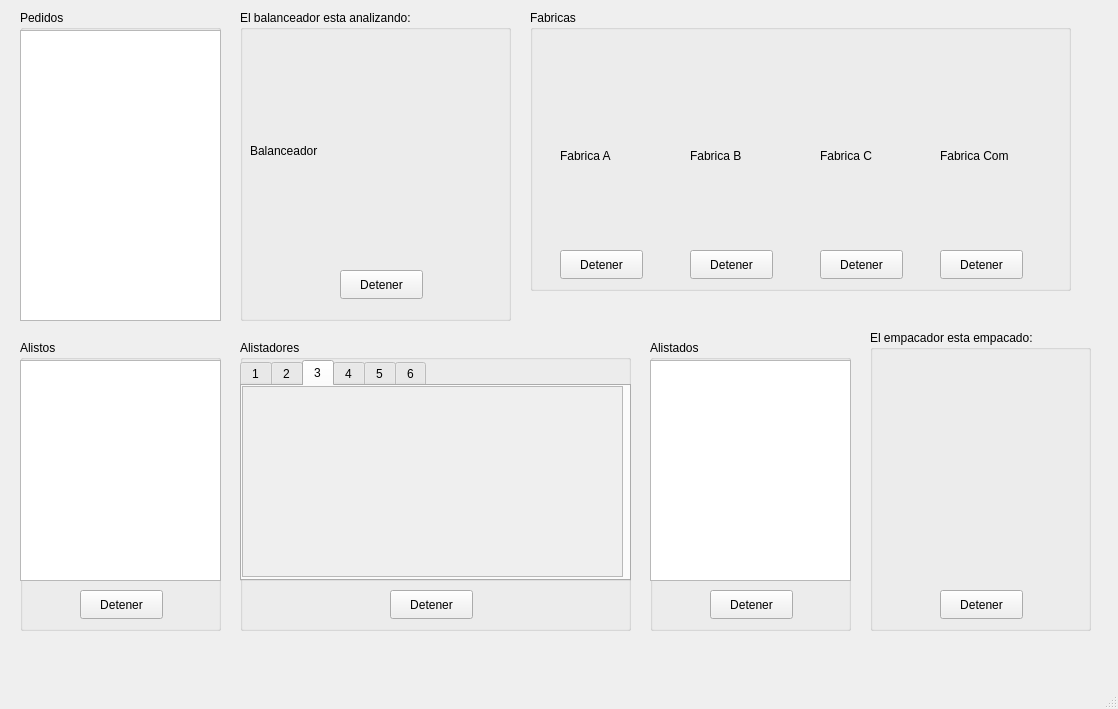
First picture: the form in mainwindow.ui, repository Josue-Echeverria/ProyectoED1, before the edit.
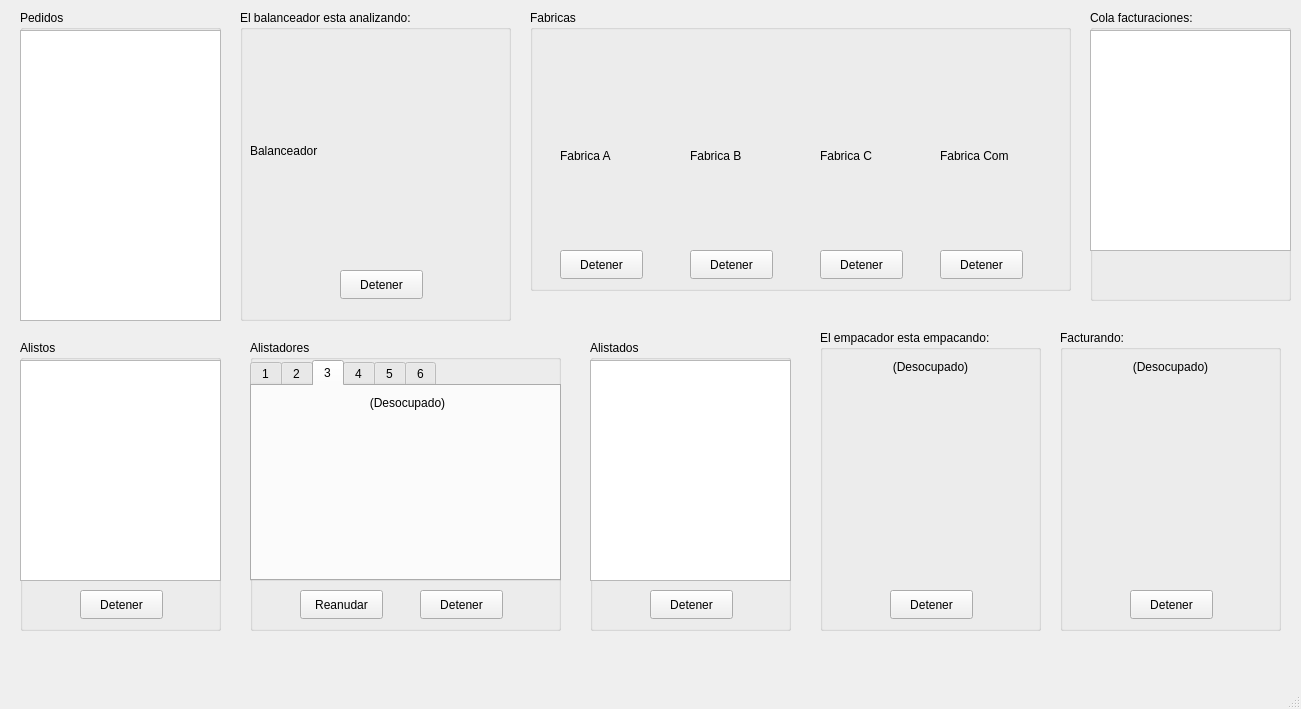
Second picture: the form after the edit. The open tabs and pages were chosen to show the change.

Patch:
```diff
--- a/mainwindow.ui
+++ b/mainwindow.ui
@@ -6,7 +6,7 @@
    <rect>
     <x>0</x>
     <y>0</y>
-    <width>1118</width>
+    <width>1301</width>
     <height>709</height>
    </rect>
   </property>
@@ -241,7 +241,7 @@
    <widget class="QGroupBox" name="groupBox_colaAlistados">
     <property name="geometry">
      <rect>
-      <x>650</x>
+      <x>590</x>
       <y>340</y>
       <width>201</width>
       <height>291</height>
@@ -277,9 +277,9 @@
    <widget class="QGroupBox" name="groupBox_alistadores">
     <property name="geometry">
      <rect>
-      <x>240</x>
+      <x>250</x>
       <y>340</y>
-      <width>391</width>
+      <width>311</width>
       <height>291</height>
      </rect>
     </property>
@@ -291,7 +291,7 @@
       <rect>
        <x>0</x>
        <y>20</y>
-       <width>391</width>
+       <width>311</width>
        <height>221</height>
       </rect>
      </property>
@@ -335,18 +335,21 @@
       <attribute name="title">
        <string>3</string>
       </attribute>
-      <widget class="QTextBrowser" name="textBrowser_alistador3">
-       <property name="enabled">
-        <bool>false</bool>
-       </property>
+      <widget class="QLabel" name="label_alistador3">
        <property name="geometry">
         <rect>
          <x>0</x>
-         <y>0</y>
-         <width>381</width>
-         <height>191</height>
+         <y>10</y>
+         <width>311</width>
+         <height>171</height>
         </rect>
        </property>
+       <property name="text">
+        <string>(Desocupado)</string>
+       </property>
+       <property name="alignment">
+        <set>Qt::AlignHCenter|Qt::AlignTop</set>
+       </property>
       </widget>
      </widget>
      <widget class="QWidget" name="alistador4">
@@ -407,7 +410,7 @@
     <widget class="QPushButton" name="pushButton_deteneralistador">
      <property name="geometry">
       <rect>
-       <x>150</x>
+       <x>170</x>
        <y>250</y>
        <width>83</width>
        <height>29</height>
@@ -417,18 +420,31 @@
       <string>Detener</string>
      </property>
     </widget>
+    <widget class="QPushButton" name="pushButton_reanudaralistador">
+     <property name="geometry">
+      <rect>
+       <x>50</x>
+       <y>250</y>
+       <width>83</width>
+       <height>29</height>
+      </rect>
+     </property>
+     <property name="text">
+      <string>Reanudar</string>
+     </property>
+    </widget>
    </widget>
    <widget class="QGroupBox" name="groupBox_empacador">
     <property name="geometry">
      <rect>
-      <x>870</x>
+      <x>820</x>
       <y>330</y>
       <width>221</width>
       <height>301</height>
      </rect>
     </property>
     <property name="title">
-     <string>El empacador esta empacado:</string>
+     <string>El empacador esta empacando:</string>
     </property>
     <property name="flat">
      <bool>false</bool>
@@ -446,6 +462,90 @@
       <string>Detener</string>
      </property>
     </widget>
+    <widget class="QLabel" name="label_empacador">
+     <property name="geometry">
+      <rect>
+       <x>0</x>
+       <y>30</y>
+       <width>221</width>
+       <height>221</height>
+      </rect>
+     </property>
+     <property name="text">
+      <string>(Desocupado)</string>
+     </property>
+     <property name="alignment">
+      <set>Qt::AlignHCenter|Qt::AlignTop</set>
+     </property>
+    </widget>
+   </widget>
+   <widget class="QGroupBox" name="groupBox_colafacturar">
+    <property name="geometry">
+     <rect>
+      <x>1090</x>
+      <y>10</y>
+      <width>201</width>
+      <height>291</height>
+     </rect>
+    </property>
+    <property name="title">
+     <string>Cola facturaciones:</string>
+    </property>
+    <widget class="QListWidget" name="listWidget_facturar">
+     <property name="geometry">
+      <rect>
+       <x>0</x>
+       <y>20</y>
+       <width>201</width>
+       <height>221</height>
+      </rect>
+     </property>
+    </widget>
+   </widget>
+   <widget class="QGroupBox" name="groupBox_facturador">
+    <property name="geometry">
+     <rect>
+      <x>1060</x>
+      <y>330</y>
+      <width>221</width>
+      <height>301</height>
+     </rect>
+    </property>
+    <property name="title">
+     <string>Facturando:</string>
+    </property>
+    <property name="flat">
+     <bool>false</bool>
+    </property>
+    <widget class="QPushButton" name="pushButton_detenerfacturador">
+     <property name="geometry">
+      <rect>
+       <x>70</x>
+       <y>260</y>
+       <width>83</width>
+       <height>29</height>
+      </rect>
+     </property>
+     <property name="text">
+      <string>Detener</string>
+     </property>
+    </widget>
+    <widget class="QLabel" name="label_facturador">
+     <property name="geometry">
+      <rect>
+       <x>0</x>
+       <y>30</y>
+       <width>221</width>
+       <height>221</height>
+      </rect>
+     </property>
+     <property name="text">
+      <string>(Desocupado)</string>
+     </property>
+     <property name="alignment">
+      <set>Qt::AlignHCenter|Qt::AlignTop</set>
+     </property>
+    </widget>
    </widget>
   </widget>
   <widget class="QMenuBar" name="menubar">
```
Left out of the diff: 86 changed lines with no effect on the pictures.
